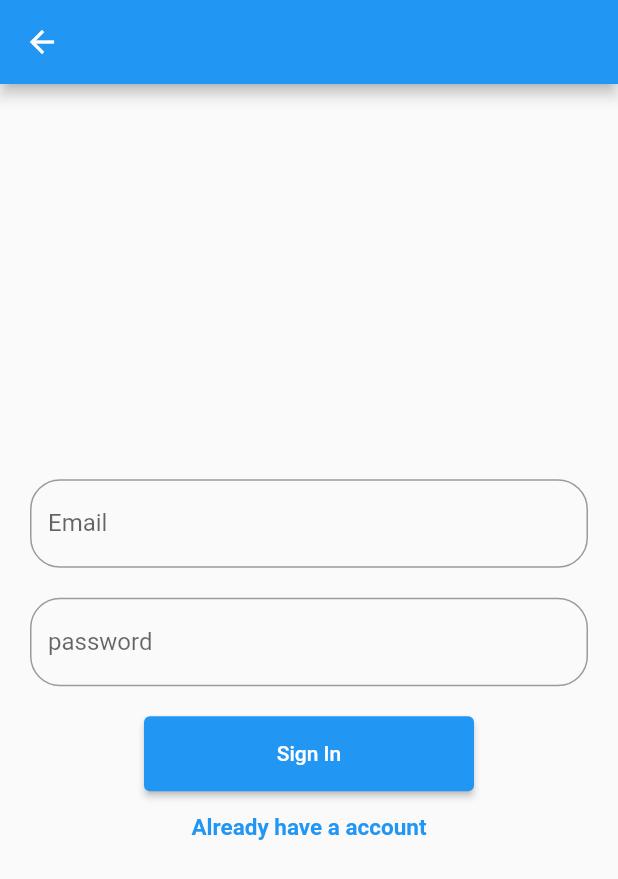
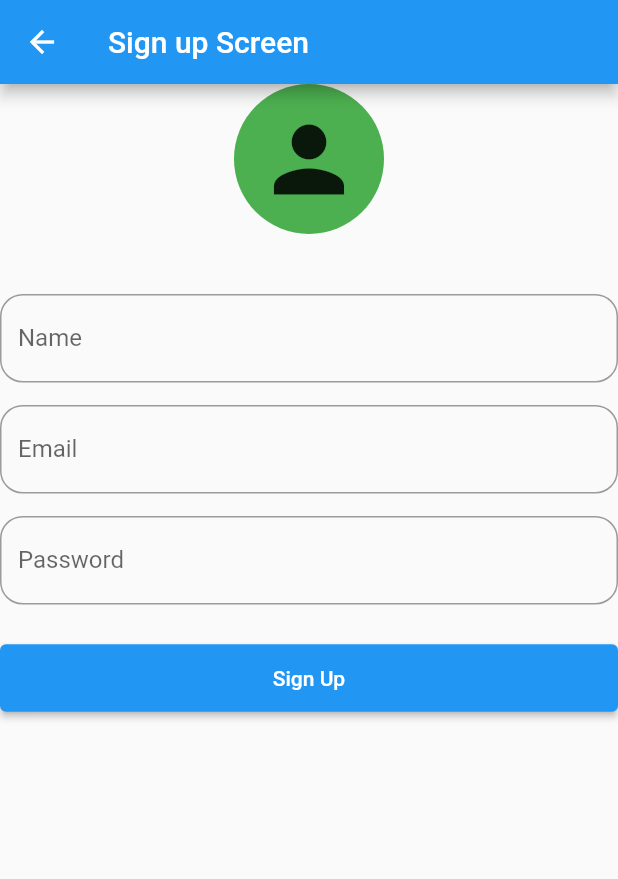
Before and after one commit to DhorajiyaNency07/Firebase_Authentication_, a Flutter app: the EmailPasswordSignInScreen screen opened directly, on a phone screen of 412 x 824 dp. Shown: the top 879 px of the screen. Run offline on Flutter 3.47's test engine with Material 2 defaults, Android fonts, the phone set to English and light mode, and no system bars; our stand-ins replace cloud_firestore, firebase_auth, firebase_core, firebase_storage, image_picker; accounts and stored records are empty; network calls fail.

Commit message:
21/02/2023

```diff
--- a/lib/auth_screen/email_pass_sign_in_screen.dart
+++ b/lib/auth_screen/email_pass_sign_in_screen.dart
@@ -1,97 +1,146 @@
+import 'dart:io';
 
-
+import 'package:cloud_firestore/cloud_firestore.dart';
 import 'package:firebase_auth/firebase_auth.dart';
+import 'package:firebase_storage/firebase_storage.dart';
 import 'package:flutter/material.dart';
+import 'package:image_picker/image_picker.dart';
 
 class EmailPasswordSignInScreen extends StatefulWidget {
   const EmailPasswordSignInScreen({Key? key}) : super(key: key);
 
   @override
-  State<EmailPasswordSignInScreen> createState() => _EmailPasswordSignInScreenState();
+  State<EmailPasswordSignInScreen> createState() =>
+      _EmailPasswordSignInScreenState();
 }
 
 class _EmailPasswordSignInScreenState extends State<EmailPasswordSignInScreen> {
+  User? user;
+
+  final ImagePicker picker = ImagePicker();
+  XFile? image;
+  String? imageURL;
+
+  TextEditingController nameController = TextEditingController();
   TextEditingController emailController = TextEditingController();
   TextEditingController passwordController = TextEditingController();
 
-  FirebaseAuth auth = FirebaseAuth.instance;
+  CollectionReference users = FirebaseFirestore.instance.collection('users');
 
   @override
   Widget build(BuildContext context) {
     return Scaffold(
-      appBar: AppBar(),
-      body: Center(
-        child: Padding(
-          padding: const EdgeInsets.all(20.0),
-          child: Column(
-            mainAxisAlignment: MainAxisAlignment.center,
+      appBar: AppBar(
+        title: const Text("Sign up Screen"),
+      ),
+      body: ListView(
         children: [
+          GestureDetector(
+            onTap: () => pickProfileImage(),
+            child: Container(
+              height: 100,
+              width: 100,
+              clipBehavior: Clip.antiAlias,
+              decoration: const BoxDecoration(
+                color: Colors.green,
+                shape: BoxShape.circle,
+              ),
+              child: image != null
+                  ? Image.file(
+                      File(image!.path),
+                      fit: BoxFit.cover,
+                    )
+                  : const Icon(
+                      Icons.person,
+                      size: 70,
+                    ),
+            ),
+          ),
+          const SizedBox(height: 40,),
+          TextField(
+            controller: nameController,
+            decoration: InputDecoration(
+              hintText: "Enter your Full Name",
+              labelText: "Name",
+              border: OutlineInputBorder(borderRadius: BorderRadius.circular(15)),
+              focusedBorder: OutlineInputBorder(
+                borderRadius: BorderRadius.circular(15),
+                borderSide: const BorderSide(color: Colors.blue),
+              ),
+            ),
+          ),
+          const SizedBox(height: 15),
           TextField(
             controller: emailController,
             decoration: InputDecoration(
               hintText: "Enter Email",
               labelText: "Email",
-                  border: OutlineInputBorder(
-                    borderRadius: BorderRadius.circular(20),
-                    borderSide: const BorderSide(color: Colors.black87),
+              border: OutlineInputBorder(borderRadius: BorderRadius.circular(15)),
+              focusedBorder: OutlineInputBorder(
+                borderRadius: BorderRadius.circular(15),
+                borderSide: const BorderSide(color: Colors.blue),
               ),
             ),
           ),
-              const SizedBox(
-                height: 20,
-              ),
+          const SizedBox(height: 15),
           TextField(
             controller: passwordController,
             decoration: InputDecoration(
-                  hintText: "Enter password",
-                  labelText: "password",
-                  border: OutlineInputBorder(
-                    borderRadius: BorderRadius.circular(20),
-                    borderSide: const BorderSide(color: Colors.black87),
+              hintText: "Enter Password",
+              labelText: "Password",
+              border: OutlineInputBorder(borderRadius: BorderRadius.circular(15)),
+              focusedBorder: OutlineInputBorder(
+                borderRadius: BorderRadius.circular(15),
+                borderSide: const BorderSide(color: Colors.blue),
               ),
             ),
           ),
-              const SizedBox(height: 20),
+          const SizedBox(height: 25),
           ElevatedButton(
             onPressed: () {
               userSignIn();
             },
             style: ButtonStyle(
-                  fixedSize: MaterialStateProperty.all(const Size(220, 50)),
+              minimumSize: MaterialStateProperty.all(const Size(230, 45)),
             ),
-                child: const Text("Sign In"),
-              ),
-              const SizedBox(height: 15),
-              GestureDetector(
-                onTap: () {
-                  Navigator.pop(context);
-                },
-                child: const Text(
-                  "Already have a account",
-                  style: TextStyle(
-                    fontSize: 15,
-                    fontWeight: FontWeight.w700,
-                    color: Colors.blue,
-                  ),
-                ),
+            child: const Text("Sign Up"),
           ),
         ],
-          ),
-        ),
       ),
     );
   }
 
+  pickProfileImage() async {
+    image = await picker.pickImage(source: ImageSource.camera);
+    storeProfileImage();
+    setState(() {});
+  }
+
+  storeProfileImage() async {
+    try {
+      final storageRef = FirebaseStorage.instance.ref();
+      final mountainsRef = storageRef.child("profile/${image!.name}");
+      await mountainsRef.putFile(File(image!.path));
+      imageURL = await mountainsRef.getDownloadURL();
+    } catch (e) {
+      debugPrint("Error ------------>>> $e ");
+    }
+  }
+
     userSignIn() async {
       try {
-      await auth.createUserWithEmailAndPassword(
+        await FirebaseAuth.instance.createUserWithEmailAndPassword(
           email: emailController.text,
           password: passwordController.text,
         );
-      debugPrint("currentUser --------- ${auth.currentUser}");
-      if (!auth.currentUser!.emailVerified) {
-        debugPrint("Send Email ---- ");
-        await auth.currentUser!.sendEmailVerification();
+
+        user = FirebaseAuth.instance.currentUser;
+        debugPrint("User data --------->> $user");
+
+        if (!user!.emailVerified) {
+          user!.sendEmailVerification();
+          addUser();
+          Navigator.pop(context);
         }
       } on FirebaseAuthException catch (e) {
         if (e.code == 'weak-password') {
@@ -100,7 +149,20 @@ class _EmailPasswordSignInScreenState extends State<EmailPasswordSignInScreen> {
           debugPrint('The account already exists for that email.');
         }
       } catch (e) {
-      debugPrint("------>> $e");
+        debugPrint(e.toString());
       }
     }
+
+    addUser() async {
+      await users
+          .doc(user!.uid)
+          .set({
+        'user_id': user!.uid,
+        'image': imageURL,
+        'full_name': nameController.text,
+        'email': emailController.text,
+      })
+          .then((value) => debugPrint("User Added"))
+          .catchError((error) => debugPrint("Failed to add user: $error"));
     }
+}
```
Also changed, not shown: lib/auth_screen/email_pass_log_in_screen.dart (+68 -14 lines), lib/splash_screen.dart (+9 -6 lines), 1 other file. Lines whose indentation alone changed are shown as unchanged.
